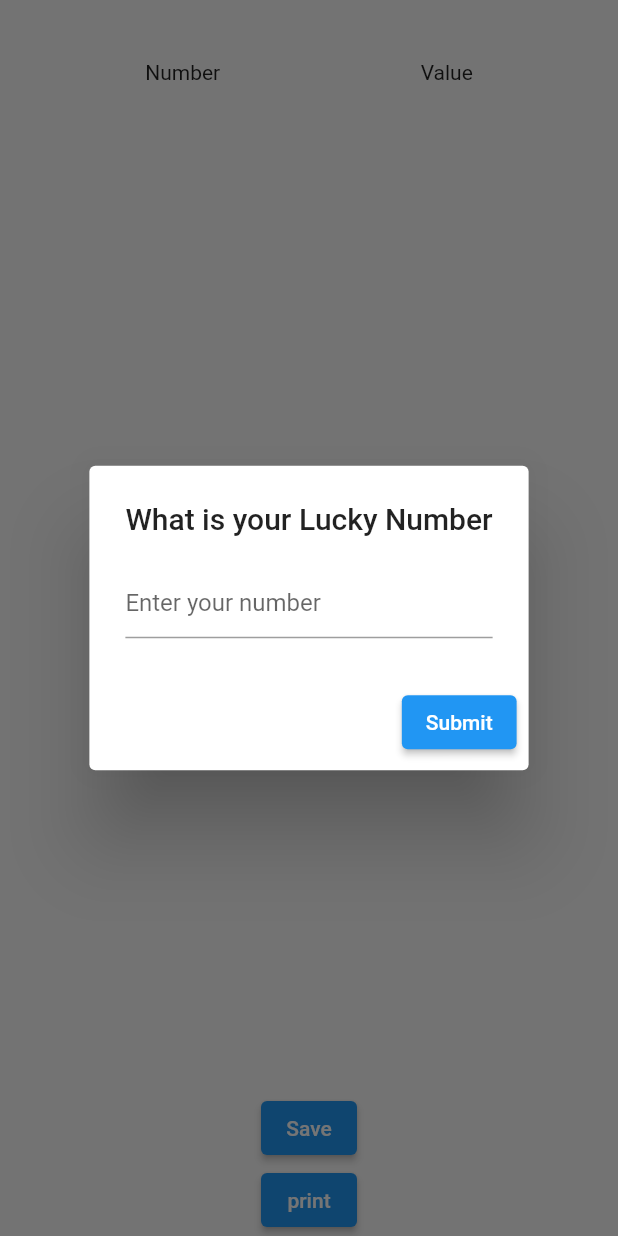
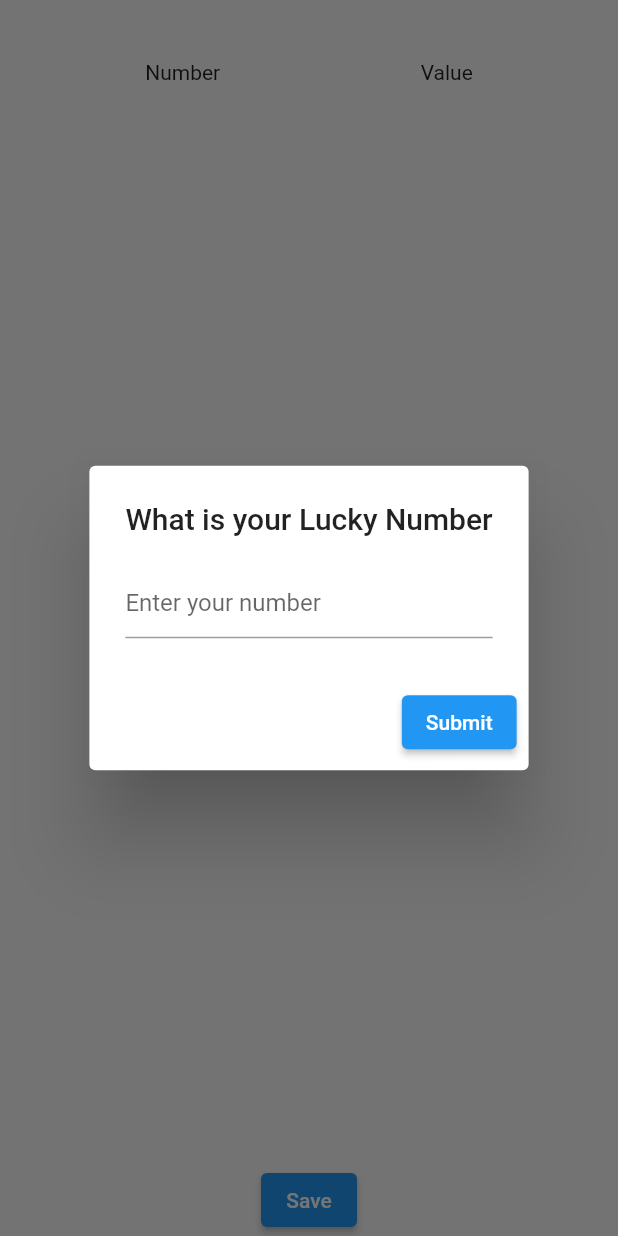
Before and after one commit to HaragoSeries-png/The_vote, a Flutter app: the Showcurrent screen opened directly, after a tap on "Save", on a phone screen of 412 x 824 dp. Run offline on Flutter 3.47's test engine with Material 2 defaults, Android fonts, the phone set to English and light mode, and no system bars; our stand-ins replace flutter_fortune_wheel, modal_bottom_sheet, sqflite; missing offline and left inert: imagebutton, random_color; accounts and stored records are empty.

```diff
--- a/lib/RandomSingle.dart
+++ b/lib/RandomSingle.dart
@@ -226,7 +226,6 @@ class _ShowcurrentState extends State<Showcurrent> {
                 content: TextField(
                   controller: _textFieldController,
                   textInputAction: TextInputAction.go,
-                  keyboardType: TextInputType.numberWithOptions(),
                   decoration: InputDecoration(hintText: "Enter your number"),
                 ),
                 actions: <Widget>[
@@ -298,7 +297,7 @@ class _ShowcurrentState extends State<Showcurrent> {
                     _displayDialog(context);
                   },
                   child: Text('Save')),
-              ElevatedButton(onPressed: printall, child: Text('print'))
+
             ],
           ),
         ),
--- a/lib/store.dart
+++ b/lib/store.dart
@@ -93,7 +93,8 @@ class Store extends ChangeNotifier {
 
 }
 class Votestore extends ChangeNotifier {
-  var li ;
+  String topic;
+  var li =0 ;
   bool finish=false;
   List<String> label ;
   List<int> votemap;
```
Also changed, not shown: lib/thevote.dart (+45 -10 lines).
